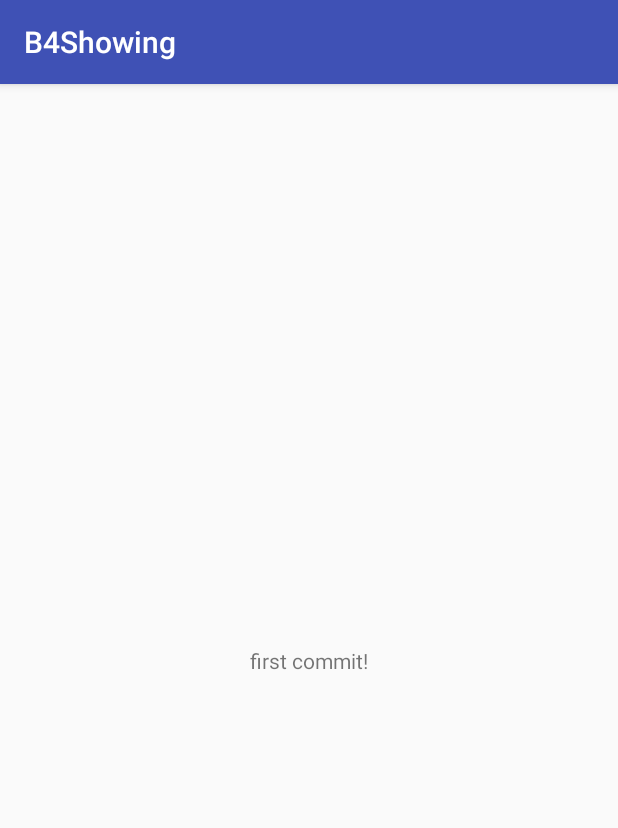
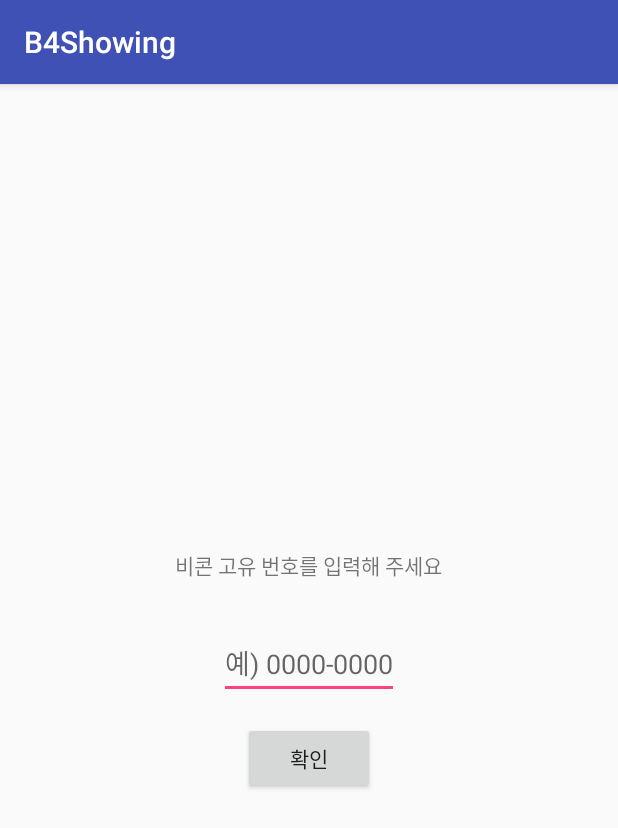
Before and after one commit to kwonhyeona/little-trio, an Android app: the screen it shows after launch (MainActivity before the commit, BeaconRegisterActivity after it), on a phone screen of 412 x 824 dp. Shown: the top 828 px of the screen. Run offline under Robolectric (Android 15) with nearby library versions, the phone set to English and light mode, and no system bars; our stand-ins replace ButterKnife.

Commit message:
안드로이드 비콘 입력 화면 레이아웃 구현

```diff
--- /dev/null
+++ b/FRONTEND/B4Showing/app/src/main/java/kr/or/hanium/probono/little_trio/b4showing/BeaconRegisterActivity.java
@@ -0,0 +1,42 @@
+package kr.or.hanium.probono.little_trio.b4showing;
+
+
+import android.content.Intent;
+import android.os.Bundle;
+import android.support.v7.app.AppCompatActivity;
+import android.view.View;
+import android.widget.Button;
+import android.widget.EditText;
+
+import butterknife.BindView;
+import butterknife.ButterKnife;
+
+public class BeaconRegisterActivity extends AppCompatActivity {
+    @BindView(R.id.beaconregister_button_ok)
+    Button buttonOk;
+    @BindView(R.id.beaconregister_edittext_BeaconNum)
+    EditText editTextBeaconNum;
+
+    @Override
+    protected void onCreate(Bundle savedInstanceState) {
+        super.onCreate(savedInstanceState);
+        setContentView(R.layout.activity_beacon_register);
+        ButterKnife.bind(this);
+        clickEvent();
+        buttonOk.setOnClickListener(new View.OnClickListener() {
+            @Override
+            public void onClick(View view) {
+                Intent intent = new Intent(BeaconRegisterActivity.this , StationFindActivity.class);
+                startActivity(intent);
+                finish();
+            }
+        });
+
+    }
+
+    void clickEvent() {
+
+
+
+    }
+}
--- /dev/null
+++ b/FRONTEND/B4Showing/app/src/main/res/layout/activity_beacon_register.xml
@@ -0,0 +1,47 @@
+<?xml version="1.0" encoding="utf-8"?>
+<LinearLayout xmlns:android="http://schemas.android.com/apk/res/android"
+    xmlns:app="http://schemas.android.com/apk/res-auto"
+    xmlns:tools="http://schemas.android.com/tools"
+    android:layout_width="match_parent"
+    android:layout_height="match_parent"
+    android:gravity="center"
+    android:orientation="vertical"
+    tools:context="kr.or.hanium.probono.little_trio.b4showing.BeaconRegisterActivity">
+
+    <LinearLayout
+        android:layout_width="wrap_content"
+        android:layout_height="wrap_content"
+        android:layout_margin="15dp">
+
+        <TextView
+            android:layout_width="wrap_content"
+            android:layout_height="wrap_content"
+            android:text="비콘 고유 번호를 입력해 주세요" />
+    </LinearLayout>
+
+    <LinearLayout
+        android:layout_width="wrap_content"
+        android:layout_height="wrap_content"
+        android:layout_margin="15dp">
+
+        <EditText
+            android:layout_width="match_parent"
+            android:layout_height="wrap_content"
+            android:id="@+id/beaconregister_edittext_BeaconNum"
+            android:hint="예) 0000-0000" />
+
+    </LinearLayout>
+
+    <LinearLayout
+        android:layout_width="wrap_content"
+        android:layout_height="wrap_content">
+
+        <Button
+            android:id="@+id/beaconregister_button_ok"
+            android:layout_width="wrap_content"
+            android:layout_height="wrap_content"
+            android:text="확인" />
+    </LinearLayout>
+
+
+</LinearLayout>
--- /dev/null
+++ b/FRONTEND/B4Showing/app/src/main/res/values/dimens.xml
@@ -0,0 +1,3 @@
+<resources>
+    <dimen name="fab_margin">16dp</dimen>
+</resources>
--- a/FRONTEND/B4Showing/app/src/main/res/values/strings.xml
+++ b/FRONTEND/B4Showing/app/src/main/res/values/strings.xml
@@ -1,3 +1,4 @@
 <resources>
     <string name="app_name">B4Showing</string>
+    <string name="title_activity_station_find">StationFindActivity</string>
 </resources>
--- a/FRONTEND/B4Showing/app/src/main/res/values/styles.xml
+++ b/FRONTEND/B4Showing/app/src/main/res/values/styles.xml
@@ -8,4 +8,13 @@
         <item name="colorAccent">@color/colorAccent</item>
     </style>
 
+    <style name="AppTheme.NoActionBar">
+        <item name="windowActionBar">false</item>
+        <item name="windowNoTitle">true</item>
+    </style>
+
+    <style name="AppTheme.AppBarOverlay" parent="ThemeOverlay.AppCompat.Dark.ActionBar" />
+
+    <style name="AppTheme.PopupOverlay" parent="ThemeOverlay.AppCompat.Light" />
+
 </resources>
```
Also changed, not shown: FRONTEND/B4Showing/app/build.gradle (+8 -0 lines), FRONTEND/B4Showing/app/src/main/AndroidManifest.xml (+8 -2 lines), FRONTEND/B4Showing/app/src/main/java/kr/or/hanium/probono/little_trio/b4showing/SeatInfoActivity.java (added, +13 -0 lines), FRONTEND/B4Showing/app/src/main/java/kr/or/hanium/probono/little_trio/b4showing/StationFindActivity.java (added, +29 -0 lines), FRONTEND/B4Showing/app/src/main/res/layout/activity_seat_info.xml (added, +9 -0 lines), FRONTEND/B4Showing/app/src/main/res/layout/activity_station_find.xml (added, +33 -0 lines), FRONTEND/B4Showing/app/src/main/res/layout/content_station_find.xml (added, +11 -0 lines).
